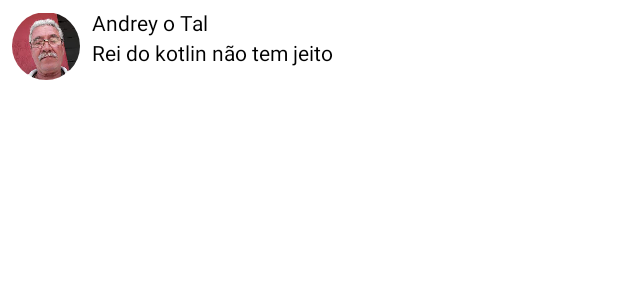
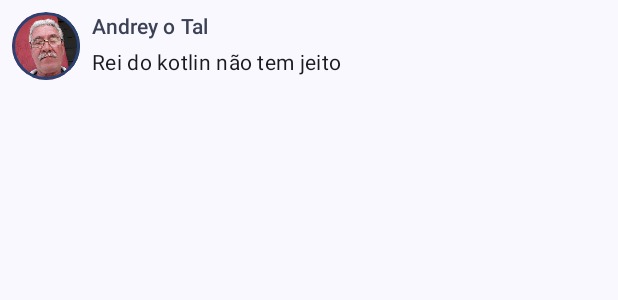
Before and after one commit to Andrey-05/AppCompose, an Android app built with Jetpack Compose: the @Preview function PreviewMessageCard, on a phone screen of 412 x 824 dp. Shown: the top 300 px of the screen. Run offline under Robolectric (Android 15) with nearby library versions, the phone set to English and light mode, and no system bars.

Commit message:
exercicio3

```diff
--- a/app/src/main/java/com/example/jetpackcompose/MainActivity.kt
+++ b/app/src/main/java/com/example/jetpackcompose/MainActivity.kt
@@ -1,9 +1,11 @@
 package com.example.jetpackcompose
 
+import android.content.res.Configuration
 import android.os.Bundle
 import androidx.activity.ComponentActivity
 import androidx.activity.compose.setContent
 import androidx.compose.foundation.Image
+import androidx.compose.foundation.border
 import androidx.compose.foundation.layout.*
 import androidx.compose.foundation.shape.CircleShape
 import androidx.compose.material3.MaterialTheme
@@ -22,7 +24,11 @@ class MainActivity : ComponentActivity() {
         super.onCreate(savedInstanceState)
         //conteudo que sera mostardo ao rodar
         setContent {
-            MessageCard(Message("Andrey o Tal", "Rei do kotlin não tem jeito"))
+            JetpackComposeTheme() {
+                Surface(modifier = Modifier.fillMaxSize()) {
+                    MessageCard(Message("Andrey o Tal", "Rei do kotlin não tem jeito"))
+                }
+            }
         }
     }
 }
@@ -49,6 +55,7 @@ fun MessageCard(msg: Message) {
             modifier = Modifier
                 .size(45.dp)
                 .clip(CircleShape)
+                .border(1.5.dp, MaterialTheme.colorScheme.primary, CircleShape)
         )
 
         //Separa os elementos horizontalmente
@@ -58,23 +65,43 @@ fun MessageCard(msg: Message) {
         //alinha elementos de dentro em coluna
         Column {
             //texto com nome do usuário
-            Text(text = msg.author)
+            Text(
+                text = msg.author,
+                //define estilo do texto
+                color = MaterialTheme.colorScheme.secondary,
+                style = MaterialTheme.typography.titleSmall
+            )
 
             //Separa os elementos verticalmente
-            Spacer(modifier = Modifier
-                .height(4.dp))
+            Spacer(modifier = Modifier.height(4.dp))
 
             //texto de descrição
-            Text(text = msg.body)
+            Text(
+                text = msg.body,
+                // define o estilo da fonte do texto
+                style = MaterialTheme.typography.bodyMedium
+            )
         }
     }
 
 }
+
+//versões dark mode e ligth mode
+@Preview(name = "Light Mode")
+@Preview(
+    uiMode = Configuration.UI_MODE_NIGHT_YES,
+    showBackground = true,
+    name = "Dark Mode"
+)
 
 @Preview
 @Composable
 //preview para testes
 fun PreviewMessageCard() {
     val name = "preview"
-    MessageCard(Message("Andrey o Tal", "Rei do kotlin não tem jeito"))
+    JetpackComposeTheme() {
+        Surface(modifier = Modifier.fillMaxSize()) {
+            MessageCard(Message("Andrey o Tal", "Rei do kotlin não tem jeito"))
+        }
+    }
 }
```
